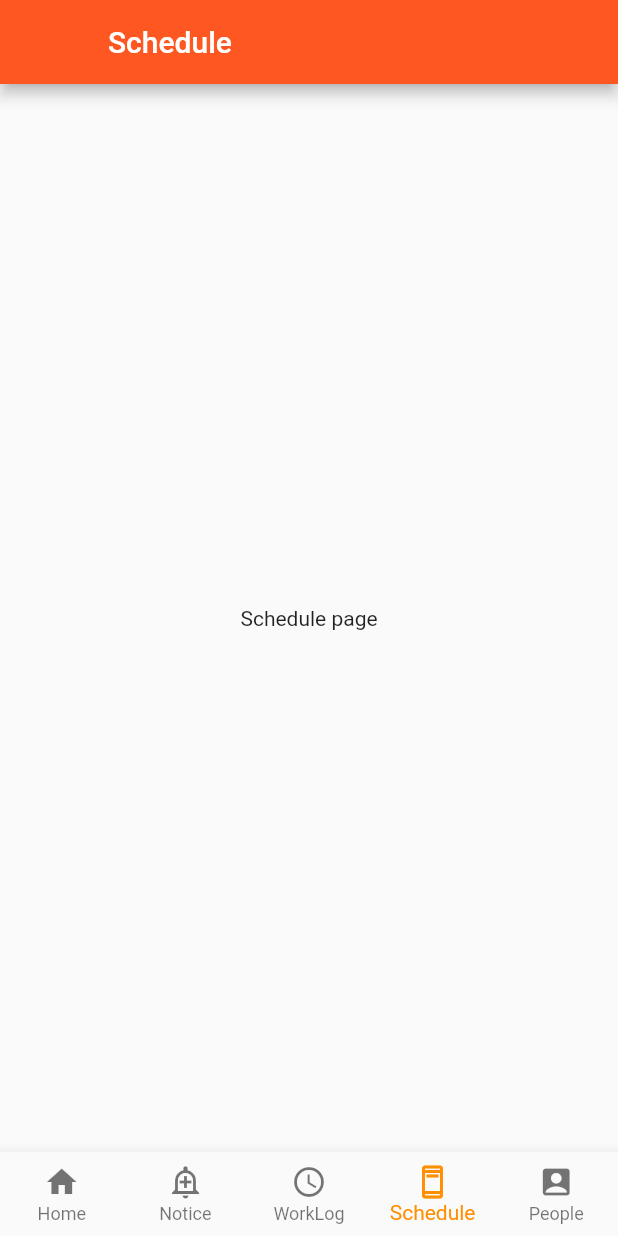
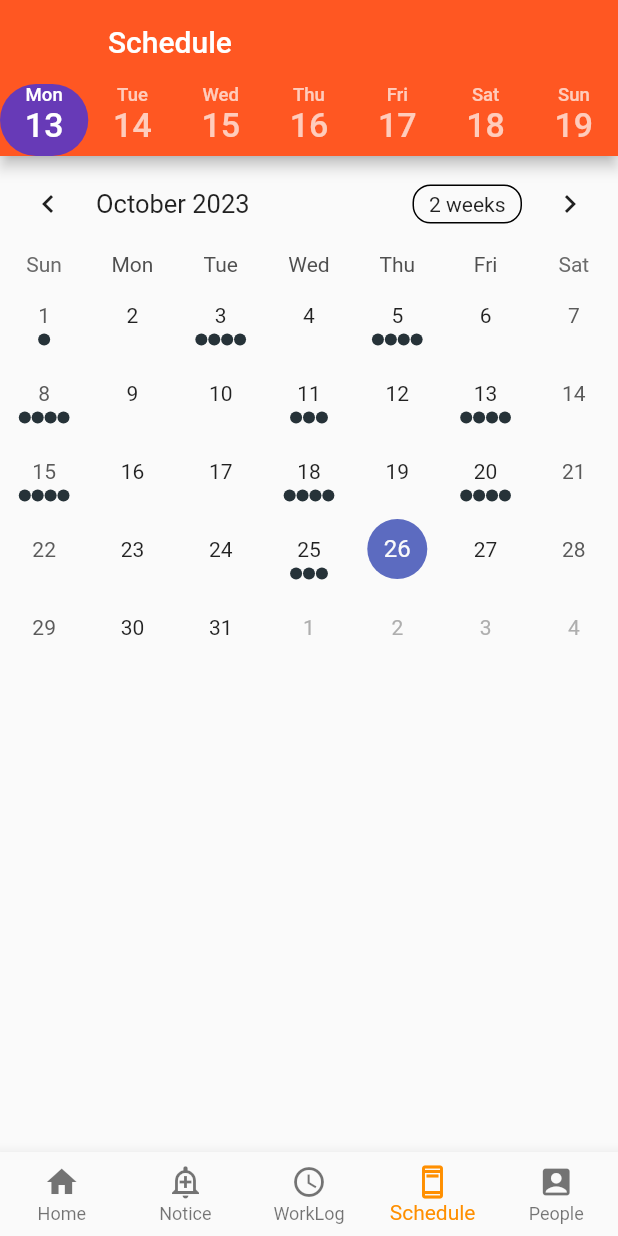
Before and after one commit to yeongsol-Kim/Namoo-App-flutter, a Flutter app: the screen it shows after launch, item 4 of the bottom bar chosen, on a phone screen of 412 x 824 dp. Run offline on Flutter 3.47's test engine with Material 2 defaults, Android fonts, the phone set to English and light mode, and no system bars; drawn by our look-alikes of table_calendar; our stand-ins replace flutter_swiper_plus; missing offline and left inert: scrollable_list_tabview.

Commit message:
calendar - temporary event container fixed

```diff
--- a/lib/main.dart
+++ b/lib/main.dart
@@ -1,6 +1,5 @@
 import 'package:flutter/material.dart';
 import 'package:namoo/screen/screen_home.dart';
-import 'package:namoo/screen/screen_main.dart';
 
 void main() {
   runApp(const MyApp());
--- /dev/null
+++ b/lib/model/model_event.dart
@@ -0,0 +1,8 @@
+class Event {
+  String title;
+  bool complete;
+  Event(this.title, this.complete);
+
+  @override
+  String toString() => title;
+}
--- a/lib/screen/screen_schedule.dart
+++ b/lib/screen/screen_schedule.dart
@@ -1,4 +1,5 @@
 import 'package:flutter/material.dart';
+import 'package:namoo/widget/widget_calendar.dart';
 
 class ScheduleScreen extends StatefulWidget {
   @override
@@ -8,25 +9,90 @@ class ScheduleScreen extends StatefulWidget {
 class _ScheduleScreenState extends State<ScheduleScreen> {
   @override
   Widget build(BuildContext context) {
-    return SafeArea(
+    Size screenSize = MediaQuery.of(context).size;
+    double width = screenSize.width;
+    double height = screenSize.height;
+
+    return DefaultTabController(
+      length: 7,
       child: Scaffold(
         appBar: AppBar(
           title: Text("Schedule"),
           backgroundColor: Colors.deepOrange,
-          leading: Container(),
+          bottom: TabBar(
+            // isScrollable: true,
+            indicator: BoxDecoration(
+                borderRadius: BorderRadius.circular(100), // Creates border
+                color: Colors.deepPurple),
+            tabs: [
+              Tab( child: Column( children: [
+                Text("Mon", style: TextStyle(fontSize: width * 0.03), textAlign: TextAlign.center),
+                Text("13", style: TextStyle(fontSize: width * 0.055), textAlign: TextAlign.center),
+                //Text("Oct", style: TextStyle(fontSize: width * 0.03), textAlign: TextAlign.center),
+              ],),),
+              Tab( child: Column(children: [
+                Text("Tue", style: TextStyle(fontSize: width * 0.03), textAlign: TextAlign.center),
+                Text("14", style: TextStyle(fontSize: width * 0.055), textAlign: TextAlign.center),
+                //Text("Oct", style: TextStyle(fontSize: width * 0.03), textAlign: TextAlign.center),
+              ],),),
+              Tab( child: Column(children: [
+                Text("Wed", style: TextStyle(fontSize: width * 0.03), textAlign: TextAlign.center),
+                Text("15", style: TextStyle(fontSize: width * 0.055), textAlign: TextAlign.center),
+                //Text("Oct", style: TextStyle(fontSize: width * 0.03), textAlign: TextAlign.center),
+              ],),),
+              Tab( child: Column(children: [
+                Text("Thu", style: TextStyle(fontSize: width * 0.03), textAlign: TextAlign.center),
+                Text("16", style: TextStyle(fontSize: width * 0.055), textAlign: TextAlign.center),
+                //Text("Oct", style: TextStyle(fontSize: width * 0.03), textAlign: TextAlign.center),
+              ],),),
+              Tab( child: Column(children: [
+                Text("Fri", style: TextStyle(fontSize: width * 0.03), textAlign: TextAlign.center),
+                Text("17", style: TextStyle(fontSize: width * 0.055), textAlign: TextAlign.center),
+                //Text("Oct", style: TextStyle(fontSize: width * 0.03), textAlign: TextAlign.center),
+              ],),),
+              Tab( child: Column(children: [
+                Text("Sat", style: TextStyle(fontSize: width * 0.03), textAlign: TextAlign.center),
+                Text("18", style: TextStyle(fontSize: width * 0.055), textAlign: TextAlign.center),
+                //Text("Oct", style: TextStyle(fontSize: width * 0.03), textAlign: TextAlign.center),
+              ],),),
+              Tab( child: Column(children: [
+                Text("Sun", style: TextStyle(fontSize: width * 0.03), textAlign: TextAlign.center),
+                Text("19", style: TextStyle(fontSize: width * 0.055), textAlign: TextAlign.center),
+                //Text("Oct", style: TextStyle(fontSize: width * 0.03), textAlign: TextAlign.center),
+              ],),),
+            ],
+          ),
+          leading:  Container(),
         ),
-        body: Column(
-          mainAxisAlignment: MainAxisAlignment.center,
-          crossAxisAlignment: CrossAxisAlignment.center,
-          children: <Widget>[
-            Center(
-              child: Text("Schedule page"),
-            ),
+        body : Column(
+          children: [
+            Calendar()
+            // TableCalendar(
+            //   firstDay: DateTime.utc(2010, 10, 16),
+            //   lastDay: DateTime.utc(2030, 3, 14),
+            //   focusedDay: _focusedDay,
+            //   selectedDayPredicate: (day) {
+            //     return isSameDay(_selectedDay, day);
+            //   },
+            //   onDaySelected: (selectedDay, focusedDay) {
+            //     setState(() {
+            //       _selectedDay = selectedDay;
+            //       _focusedDay = focusedDay; // update `_focusedDay` here as well
+            //     });
+            //   },
+            //   // calendarFormat: _calendarFormat,
+            //   // onFormatChanged: (format) {
+            //   //   setState(() {
+            //   //     _calendarFormat = format;
+            //   //   });
+            //   // },
+            //   onPageChanged: (focusedDay) {
+            //     _focusedDay = focusedDay;
+            //   },
+            // ),
           ],
-        ),
+        )
       ),
     );
-    // TODO: implement build
-    throw UnimplementedError();
   }
 }
--- /dev/null
+++ b/lib/widget/widget_calendar.dart
@@ -0,0 +1,109 @@
+
+import 'package:flutter/material.dart';
+import 'package:namoo/model/model_event.dart';
+import 'package:table_calendar/table_calendar.dart';
+
+class Calendar extends StatefulWidget {
+  @override
+  State<StatefulWidget> createState() => _CalendarState();
+
+}
+
+class _CalendarState extends State<Calendar>{
+  CalendarFormat _calendarFormat = CalendarFormat.month;
+  DateTime _focusedDay = DateTime.now();
+  DateTime? _selectedDay;
+  Map<DateTime, dynamic> kEvents = {
+    DateTime.utc(2023,10,1) : [Event('5분 기도하기', false),],
+    DateTime.utc(2023,10,3) : [Event('5분 기도하기', false),Event('교회 가서 인증샷 찍기', false),Event('QT하기', true),Event('셀 모임하기', true),],
+    DateTime.utc(2023,10,5) : [Event('5분 기도하기', true),Event('치킨 먹기', true),Event('QT하기', true),Event('셀 모임하기', true),],
+    DateTime.utc(2023,10,8) : [Event('5분 기도하기', true),Event('자기 셀카 올리기', true),Event('QT하기', true),Event('셀 모임하기', true),],
+    DateTime.utc(2023,10,11) : [Event('5분 기도하기', true),Event('가족과 저녁식사 하기', true),Event('QT하기', true)],
+    DateTime.utc(2023,10,13) : [Event('5분 기도하기', true),Event('교회 가서 인증샷 찍기', true),Event('QT하기', true),Event('셀 모임하기', true),],
+    DateTime.utc(2023,10,15) : [Event('5분 기도하기', true),Event('치킨 먹기', true),Event('QT하기', true),Event('셀 모임하기', true),],
+    DateTime.utc(2023,10,18) : [Event('5분 기도하기', true),Event('자기 셀카 올리기', true),Event('QT하기', true),Event('셀 모임하기', true),],
+    DateTime.utc(2023,10,20) : [Event('5분 기도하기', true),Event('자기 셀카 올리기', true),Event('QT하기', true),Event('셀 모임하기', true),],
+    DateTime.utc(2023,10,25) : [Event('5분 기도하기', true),Event('가족과 저녁식사 하기', true),Event('QT하기', true)]
+  };
+
+  late final ValueNotifier<List<Event>> _selectedEvents;
+
+  @override
+  void initState() {
+    super.initState();
+    _selectedDay = _focusedDay;
+    _selectedEvents = ValueNotifier(_getEventsForDay(_selectedDay!));
+  }
+
+  List<Event> _getEventsForDay(DateTime day) {
+    // Implementation example
+    return kEvents[day] ?? [];
+  }
+
+  @override
+  Widget build(BuildContext context) {
+    return Column(
+      children: [
+        TableCalendar(
+          firstDay: DateTime.utc(2010, 10, 16),
+          lastDay: DateTime.utc(2030, 3, 14),
+          focusedDay: _focusedDay,
+          selectedDayPredicate: (day) {
+            return isSameDay(_selectedDay, day);
+          },
+          onDaySelected: (selectedDay, focusedDay) {
+            setState(() {
+              selectedDay = DateTime.utc(selectedDay.year, selectedDay.month, selectedDay.day, 0, 0, 0, 0);
+              print(selectedDay);
+              print(selectedDay);
+              _selectedDay = selectedDay;
+              _focusedDay = focusedDay; // update `_focusedDay` here as well
+              _selectedEvents.value = _getEventsForDay(selectedDay);
+            });
+          },
+          calendarFormat: _calendarFormat,
+          onFormatChanged: (format) {
+            setState(() {
+              _calendarFormat = format;
+            });
+          },
+          onPageChanged: (focusedDay) {
+            _focusedDay = focusedDay;
+          },
+          eventLoader: _getEventsForDay,
+        ),
+        const SizedBox(height: 8.0),
+        // Expanded(
+        Container(
+          child: ValueListenableBuilder<List<Event>>(
+            valueListenable: _selectedEvents,
+            builder: (context, value, _) {
+              return Container(
+                height: 160,
+                child: ListView.builder(
+                  itemCount: value.length,
+                  itemBuilder: (context, index) {
+                    return Container(
+                      margin: const EdgeInsets.symmetric(
+                        horizontal: 12.0,
+                        vertical: 4.0,
+                      ),
+                      decoration: BoxDecoration(
+                        border: Border.all(),
+                        borderRadius: BorderRadius.circular(12.0),
+                      ),
+                      child: ListTile(
+                        onTap: () => print('${value[index]}'),
+                        title: Text('${value[index]}',),
+                      ),
+                    );
+                  },
+                ),
+              );
+            },
+          ),
+        )
+      ]
+    );
+  }
+}
--- a/pubspec.yaml
+++ b/pubspec.yaml
@@ -38,6 +38,7 @@ dependencies:
   flutter_native_splash:
   flutter_swiper_plus:
   scrollable_list_tabview:
+  table_calendar: ^3.0.9
 
 dev_dependencies:
   flutter_test:
```
Also changed, not shown: pubspec.lock, 21 other files.
